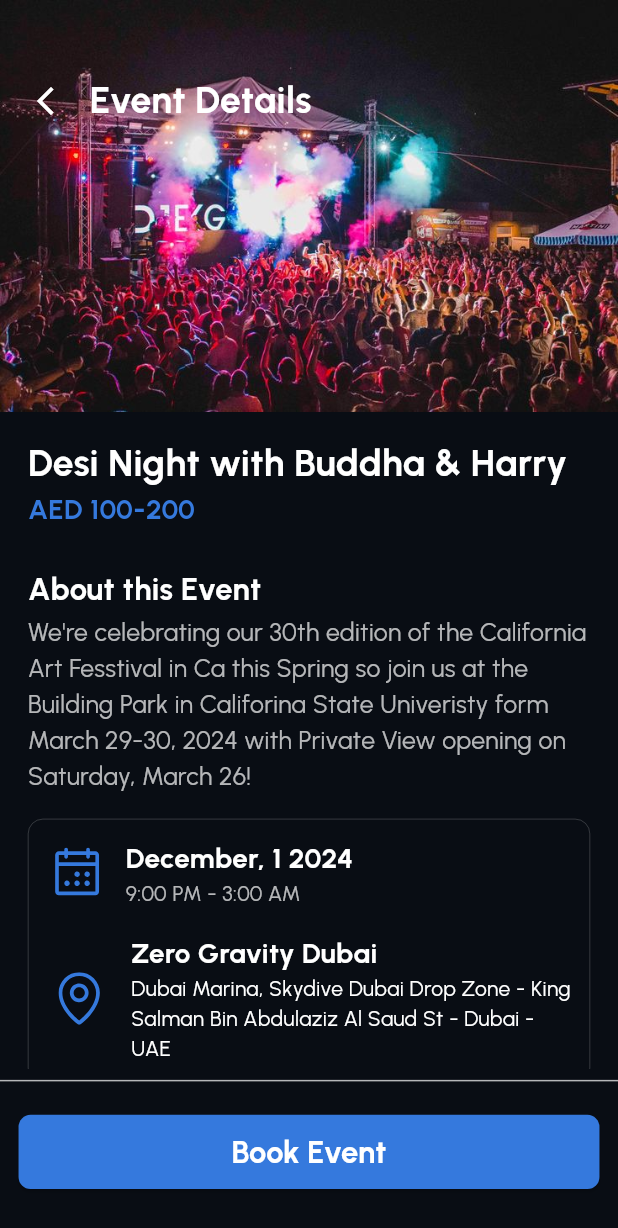
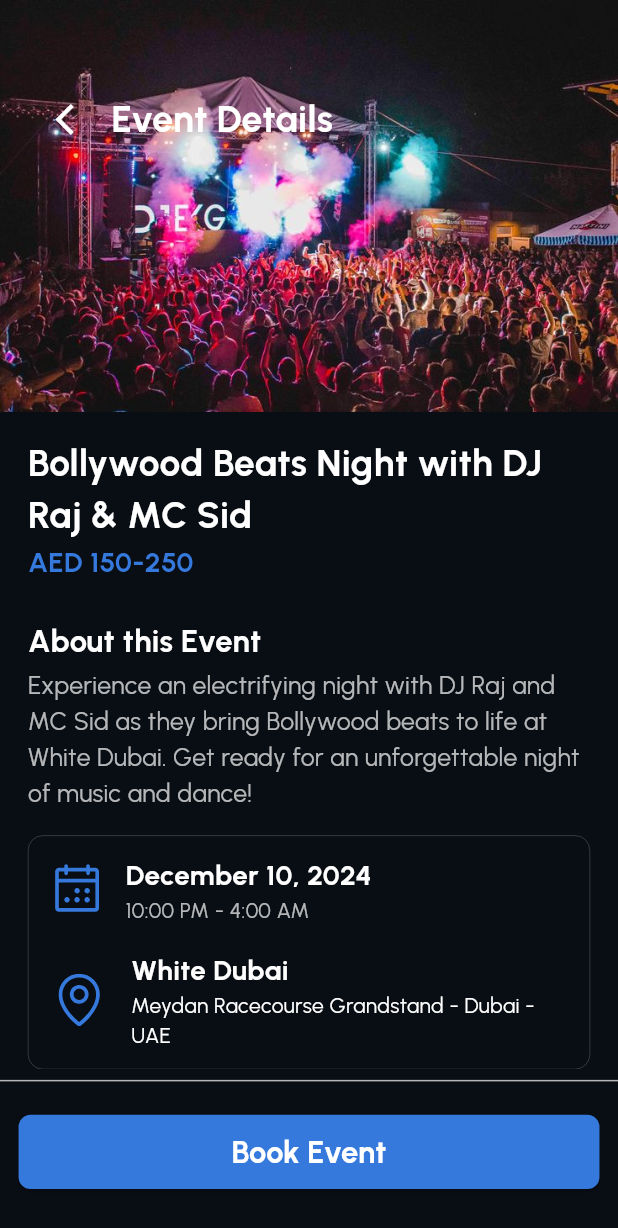
Before and after one commit to StumatoXPlum/Plum_ClientSide, a Flutter app: the NewHomeDetailScreen screen opened directly with sample values from the repository, on a phone screen of 412 x 824 dp. Shown: the top 1228 px of the screen. Run offline on Flutter 3.47's test engine with Material 3 defaults, Android fonts, the phone set to English and light mode, and no system bars; our stand-ins replace card_swiper, cloud_firestore, country_picker, equatable, firebase_auth, firebase_core and 12 more; accounts and stored records are empty.

Commit message:
see all screen

```diff
--- a/lib/main.dart
+++ b/lib/main.dart
@@ -48,7 +48,7 @@ class MyApp extends StatelessWidget {
     return MaterialApp(
       debugShowCheckedModeBanner: false,
       title: 'Flutter Demo',
-      home: _getInitialScreen(),
+      home: BottomNavScreen(),
     );
   }
 
--- a/lib/presentation/home_screen/home_detail_screen/view/new_home_detail_screen.dart
+++ b/lib/presentation/home_screen/home_detail_screen/view/new_home_detail_screen.dart
@@ -4,8 +4,8 @@ import 'package:google_fonts/google_fonts.dart';
 import 'package:task2/presentation/home_screen/home_screen/model/event_model.dart';
 
 class NewHomeDetailScreen extends StatelessWidget {
-  final EventModel events;
-  const NewHomeDetailScreen({super.key, required this.events});
+  final EventModel event;
+  const NewHomeDetailScreen({super.key, required this.event});
 
   @override
   Widget build(BuildContext context) {
@@ -25,22 +25,22 @@ class NewHomeDetailScreen extends StatelessWidget {
                   Stack(
                     children: [
                       Image.asset(
-                        events.imageUrl,
+                        event.imageUrl,
                         fit: BoxFit.cover,
                         width: double.infinity,
                         height: size.height * 1 / 3,
                       ),
                       Positioned(
-                        top: padding * 4,
-                        left: padding * 2,
+                        top: padding * 5,
+                        left: padding * 3,
                         child: Row(
                           children: [
-                            GestureDetector(
+                            InkWell(
                               onTap: () => Navigator.pop(context),
                               child: Icon(
                                 Icons.arrow_back_ios,
                                 color: Colors.white,
-                                size: fontSize * 1.1,
+                                size: fontSize * 1.2,
                               ),
                             ),
                             SizedBox(width: padding),
@@ -61,7 +61,7 @@ class NewHomeDetailScreen extends StatelessWidget {
                   Padding(
                     padding: EdgeInsets.symmetric(horizontal: padding * 1.5),
                     child: Text(
-                      events.title,
+                      '${event.title} with ${event.artist}',
                       style: GoogleFonts.urbanist(
                         color: Colors.white,
                         fontSize: fontSize * 1.2,
@@ -72,7 +72,7 @@ class NewHomeDetailScreen extends StatelessWidget {
                   Padding(
                     padding: EdgeInsets.symmetric(horizontal: padding * 1.5),
                     child: Text(
-                      events.price ?? "Not Available",
+                      event.price ?? "Not Available",
                       style: GoogleFonts.urbanist(
                         color: Color(0xff3579DD),
                         fontSize: fontSize * 0.9,
@@ -96,7 +96,7 @@ class NewHomeDetailScreen extends StatelessWidget {
                   Padding(
                     padding: EdgeInsets.symmetric(horizontal: padding * 1.5),
                     child: Text(
-                      events.description ?? "Not Available",
+                      event.description ?? "Not Available",
                       style: GoogleFonts.urbanist(
                         color: Colors.white70,
                         fontSize: fontSize * 0.8,
@@ -126,7 +126,7 @@ class NewHomeDetailScreen extends StatelessWidget {
                                   crossAxisAlignment: CrossAxisAlignment.start,
                                   children: [
                                     Text(
-                                      events.date,
+                                      event.date,
                                       style: GoogleFonts.urbanist(
                                         color: Colors.white,
                                         fontWeight: FontWeight.bold,
@@ -134,7 +134,7 @@ class NewHomeDetailScreen extends StatelessWidget {
                                       ),
                                     ),
                                     Text(
-                                      events.time ?? "Not Available",
+                                      event.time ?? "Not Available",
                                       style: GoogleFonts.urbanist(
                                         color: Colors.white70,
                                       ),
@@ -157,7 +157,7 @@ class NewHomeDetailScreen extends StatelessWidget {
                                         CrossAxisAlignment.start,
                                     children: [
                                       Text(
-                                        events.location,
+                                        event.location,
                                         style: GoogleFonts.urbanist(
                                           color: Colors.white,
                                           fontWeight: FontWeight.bold,
@@ -165,7 +165,7 @@ class NewHomeDetailScreen extends StatelessWidget {
                                         ),
                                       ),
                                       Text(
-                                        events.address ?? "Not Available",
+                                        event.address ?? "Not Available",
                                         style: GoogleFonts.urbanist(
                                           color: Colors.white,
                                         ),
--- a/lib/presentation/home_screen/home_screen/model/event_model.dart
+++ b/lib/presentation/home_screen/home_screen/model/event_model.dart
@@ -1,5 +1,6 @@
 class EventModel {
   final String title;
+  final String artist;
   final String imageUrl;
   final String date;
   final String location;
@@ -10,6 +11,7 @@ class EventModel {
 
   const EventModel({
     required this.title,
+    required this.artist,
     required this.imageUrl,
     required this.date,
     required this.location,
@@ -20,47 +22,104 @@ class EventModel {
   });
 }
 
-final List<EventModel> events = [
+final List<EventModel> popularEvents = [
   EventModel(
-    title: 'Desi Night with Buddha & Harry',
+    title: 'Bollywood Beats Night',
+    artist: 'DJ Raj & MC Sid',
     imageUrl: 'assets/home_assets/events_assets/event1.png',
-    date: 'December, 1 2024',
-    location: 'Zero Gravity Dubai',
-    price: "AED 100-200",
+    date: 'December 10, 2024',
+    location: 'White Dubai',
+    price: "AED 150-250",
     description:
-        "We're celebrating our 30th edition of the California Art Fesstival in Ca this Spring so join us at the Building Park in Califorina State Univeristy form March 29-30, 2024 with Private View opening on Saturday, March 26!",
-    time: "9:00 PM - 3:00 AM",
-    address:
-        "Dubai Marina, Skydive Dubai Drop Zone - King Salman Bin Abdulaziz Al Saud St - Dubai - UAE",
+        "Experience an electrifying night with DJ Raj and MC Sid as they bring Bollywood beats to life at White Dubai. Get ready for an unforgettable night of music and dance!",
+    time: "10:00 PM - 4:00 AM",
+    address: "Meydan Racecourse Grandstand - Dubai - UAE",
   ),
   EventModel(
-    title: 'Desi Night with Buddha & Harry',
+    title: 'EDM Madness',
+    artist: 'DJ Tiesto & Armin Van Buuren',
     imageUrl: 'assets/home_assets/events_assets/event2.png',
-    date: 'December, 1 2024',
-    location: 'Zero Gravity Dubai',
-    price: "AED 100-200",
-    description: "Desi Night with Buddha & Harry",
-    time: "9:00 PM - 3:00 AM",
-    address: "Skydive Dubai Drop Zone - Dubai - United Arab Emirates",
+    date: 'December 15, 2024',
+    location: 'Coca-Cola Arena',
+    price: "AED 300-500",
+    description:
+        "Join two of the world's biggest EDM artists, DJ Tiesto and Armin Van Buuren, for an explosive night of non-stop electronic dance music.",
+    time: "8:00 PM - 2:00 AM",
+    address: "City Walk - Al Wasl - Dubai - UAE",
   ),
   EventModel(
-    title: 'Desi Night with Buddha & Harry',
+    title: 'Retro Bollywood Night',
+    artist: 'Udit Narayan & Alka Yagnik',
     imageUrl: 'assets/home_assets/events_assets/event3.png',
-    date: 'December, 1 2024',
-    location: 'Zero Gravity Dubai',
-    price: "AED 100-200",
-    description: "Desi Night with Buddha & Harry",
-    time: "9:00 PM - 3:00 AM",
-    address: "Skydive Dubai Drop Zone - Dubai - United Arab Emirates",
+    date: 'December 20, 2024',
+    location: 'Dubai Opera',
+    price: "AED 250-450",
+    description:
+        "Relive the golden era of Bollywood music with legendary singers Udit Narayan and Alka Yagnik performing their timeless hits live.",
+    time: "7:00 PM - 11:00 PM",
+    address: "Sheikh Mohammed bin Rashid Blvd - Downtown Dubai - UAE",
   ),
   EventModel(
-    title: 'Desi Night with Buddha & Harry',
+    title: 'Hip-Hop Takeover',
+    artist: 'Travis Scott & Lil Uzi Vert',
     imageUrl: 'assets/home_assets/events_assets/event4.png',
-    date: 'December, 1 2024',
-    location: 'Zero Gravity Dubai',
-    price: "AED 100-200",
-    description: "Desi Night with Buddha & Harry",
+    date: 'December 25, 2024',
+    location: 'Atlantis The Palm',
+    price: "AED 400-600",
+    description:
+        "The biggest hip-hop event of the year featuring global superstars Travis Scott and Lil Uzi Vert performing live at Atlantis.",
     time: "9:00 PM - 3:00 AM",
-    address: "Skydive Dubai Drop Zone - Dubai - United Arab Emirates",
+    address: "Atlantis, Crescent Rd - The Palm Jumeirah - Dubai - UAE",
   ),
 ];
+
+final List<EventModel> nearEvents = [
+  EventModel(
+    title: 'Desi Sundowner',
+    artist: 'DJ Shadow & Akcent',
+    imageUrl: 'assets/home_assets/near_events/near1.png',
+    date: 'December 5, 2024',
+    location: 'Beach by FIVE',
+    price: "AED 200-350",
+    description:
+        "Enjoy a breathtaking sunset with an incredible mix of Bollywood and international beats by DJ Shadow and Akcent at Beach by FIVE.",
+    time: "4:00 PM - 11:00 PM",
+    address: "FIVE Palm Jumeirah - Dubai - UAE",
+  ),
+  EventModel(
+    title: 'Neon Night Party',
+    artist: 'DJ Snake',
+    imageUrl: 'assets/home_assets/near_events/near2.png',
+    date: 'December 12, 2024',
+    location: 'SOHO Garden',
+    price: "AED 250-400",
+    description:
+        "Glow under the neon lights and dance to the electrifying beats of DJ Snake at SOHO Garden. Get your glow sticks ready!",
+    time: "9:00 PM - 3:00 AM",
+    address: "Meydan Grandstand - Nad Al Sheba - Dubai - UAE",
+  ),
+  EventModel(
+    title: 'Sufi Night with Kailash Kher',
+    artist: 'Kailash Kher',
+    imageUrl: 'assets/home_assets/near_events/near3.png',
+    date: 'December 18, 2024',
+    location: 'Jumeirah Beach Hotel',
+    price: "AED 180-320",
+    description:
+        "An enchanting night of soulful Sufi music with the mesmerizing voice of Kailash Kher at the Jumeirah Beach Hotel.",
+    time: "7:30 PM - 11:30 PM",
+    address: "Jumeirah Beach Hotel - Umm Suqeim - Dubai - UAE",
+  ),
+  EventModel(
+    title: 'NYE Countdown Bash',
+    artist: 'Calvin Harris & Martin Garrix',
+    imageUrl: 'assets/home_assets/near_events/near4.png',
+    date: 'December 31, 2024',
+    location: 'Burj Park Downtown',
+    price: "AED 500-1000",
+    description:
+        "Ring in the new year with a spectacular musical night featuring Calvin Harris and Martin Garrix at the iconic Burj Park!",
+    time: "9:00 PM - 2:00 AM",
+    address: "Burj Park - Downtown Dubai - UAE",
+  ),
+];
```
Also changed, not shown: lib/presentation/home_screen/home_screen/model/near_events_model.dart (deleted, +0 -53 lines), lib/presentation/home_screen/home_screen/view/event_list_screen.dart (added, +104 -0 lines), lib/presentation/home_screen/home_screen/view/new_home_screen.dart (+40 -9 lines).
